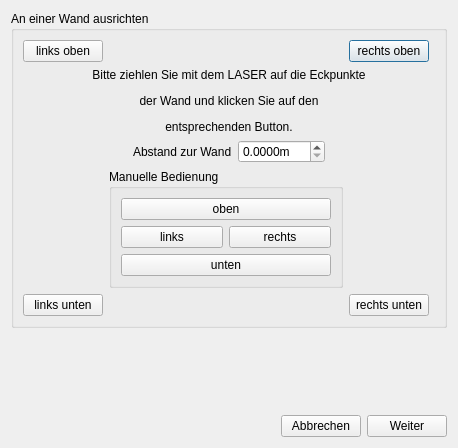
KonradMerkel/Moskito, file WALL/settings.ui: the form before one commit.
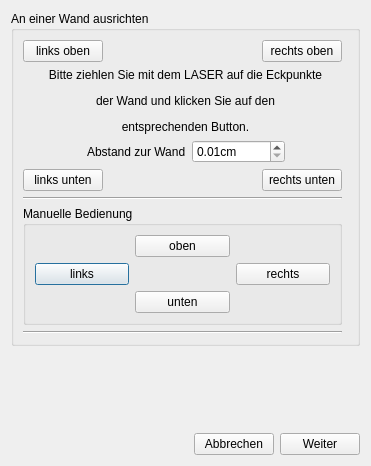
The form after the commit.

What changed in the file:
```diff
--- a/WALL/settings.ui
+++ b/WALL/settings.ui
@@ -6,8 +6,8 @@
    <rect>
     <x>0</x>
     <y>0</y>
-    <width>458</width>
-    <height>448</height>
+    <width>371</width>
+    <height>466</height>
    </rect>
   </property>
   <property name="windowTitle">
@@ -27,6 +27,108 @@
         </property>
        </widget>
       </item>
+      <item row="5" column="0" colspan="3">
+       <widget class="QGroupBox" name="groupBox_2">
+        <property name="title">
+         <string>Manuelle Bedienung</string>
+        </property>
+        <layout class="QGridLayout" name="gridLayout_2">
+         <item row="0" column="0">
+          <spacer name="horizontalSpacer_6">
+           <property name="orientation">
+            <enum>Qt::Horizontal</enum>
+           </property>
+           <property name="sizeHint" stdset="0">
+            <size>
+             <width>40</width>
+             <height>20</height>
+            </size>
+           </property>
+          </spacer>
+         </item>
+         <item row="1" column="0">
+          <widget class="QPushButton" name="Btn_left">
+           <property name="text">
+            <string>links</string>
+           </property>
+          </widget>
+         </item>
+         <item row="0" column="1">
+          <widget class="QPushButton" name="Btn_up">
+           <property name="text">
+            <string>oben</string>
+           </property>
+          </widget>
+         </item>
+         <item row="0" column="2">
+          <spacer name="horizontalSpacer_7">
+           <property name="orientation">
+            <enum>Qt::Horizontal</enum>
+           </property>
+           <property name="sizeHint" stdset="0">
+            <size>
+             <width>40</width>
+             <height>20</height>
+            </size>
+           </property>
+          </spacer>
+         </item>
+         <item row="1" column="2">
+          <widget class="QPushButton" name="Btn_right">
+           <property name="text">
+            <string>rechts</string>
+           </property>
+          </widget>
+         </item>
+         <item row="2" column="1">
+          <widget class="QPushButton" name="Btn_down">
+           <property name="text">
+            <string>unten</string>
+           </property>
+          </widget>
+         </item>
+         <item row="2" column="0">
+          <spacer name="horizontalSpacer_8">
+           <property name="orientation">
+            <enum>Qt::Horizontal</enum>
+           </property>
+           <property name="sizeHint" stdset="0">
+            <size>
+             <width>40</width>
+             <height>20</height>
+            </size>
+           </property>
+          </spacer>
+         </item>
+         <item row="2" column="2">
+          <spacer name="horizontalSpacer_9">
+           <property name="orientation">
+            <enum>Qt::Horizontal</enum>
+           </property>
+           <property name="sizeHint" stdset="0">
+            <size>
+             <width>40</width>
+             <height>20</height>
+            </size>
+           </property>
+          </spacer>
+         </item>
+         <item row="1" column="1">
+          <spacer name="horizontalSpacer_10">
+           <property name="orientation">
+            <enum>Qt::Horizontal</enum>
+           </property>
+           <property name="sizeHint" stdset="0">
+            <size>
+             <width>40</width>
+             <height>20</height>
+            </size>
+           </property>
+          </spacer>
+         </item>
+        </layout>
+       </widget>
+      </item>
       <item row="0" column="2">
        <widget class="QPushButton" name="Btn_ro">
         <property name="text">
@@ -37,13 +139,10 @@
         </property>
        </widget>
       </item>
-      <item row="4" column="0">
-       <widget class="QPushButton" name="Btn_lu">
-        <property name="text">
-         <string>links unten</string>
-        </property>
-        <property name="checkable">
-         <bool>true</bool>
+      <item row="4" column="0" colspan="3">
+       <widget class="Line" name="line">
+        <property name="orientation">
+         <enum>Qt::Horizontal</enum>
         </property>
        </widget>
       </item>
@@ -57,28 +156,12 @@
         </property>
        </widget>
       </item>
-      <item row="4" column="2">
-       <widget class="QPushButton" name="Btn_ru">
-        <property name="text">
-         <string>rechts unten</string>
-        </property>
-        <property name="checkable">
-         <bool>true</bool>
-        </property>
-       </widget>
-      </item>
-      <item row="4" column="1">
-       <spacer name="horizontalSpacer_2">
+      <item row="6" column="0" colspan="3">
+       <widget class="Line" name="line_2">
         <property name="orientation">
          <enum>Qt::Horizontal</enum>
         </property>
-        <property name="sizeHint" stdset="0">
-         <size>
-          <width>248</width>
-          <height>20</height>
-         </size>
-        </property>
-       </spacer>
+       </widget>
       </item>
       <item row="2" column="0" colspan="4">
        <layout class="QHBoxLayout" name="horizontalLayout_3">
@@ -105,13 +188,16 @@
         <item>
          <widget class="QDoubleSpinBox" name="spinBx_abstand">
           <property name="suffix">
-           <string>m</string>
+           <string>cm</string>
           </property>
           <property name="decimals">
-           <number>4</number>
+           <number>2</number>
+          </property>
+          <property name="minimum">
+           <double>0.010000000000000</double>
           </property>
           <property name="maximum">
-           <double>100.000000000000000</double>
+           <double>99999.000000000000000</double>
           </property>
           <property name="singleStep">
            <double>0.100000000000000</double>
@@ -133,54 +219,37 @@
         </item>
        </layout>
       </item>
-      <item row="0" column="1">
-       <spacer name="horizontalSpacer">
-        <property name="orientation">
-         <enum>Qt::Horizontal</enum>
+      <item row="3" column="0">
+       <widget class="QPushButton" name="Btn_lu">
+        <property name="text">
+         <string>links unten</string>
         </property>
-        <property name="sizeHint" stdset="0">
-         <size>
-          <width>248</width>
-          <height>20</height>
-         </size>
+        <property name="checkable">
+         <bool>true</bool>
         </property>
-       </spacer>
+       </widget>
       </item>
       <item row="3" column="1">
-       <widget class="QGroupBox" name="groupBox_2">
-        <property name="title">
-         <string>Manuelle Bedienung</string>
+       <spacer name="horizontalSpacer_2">
+        <property name="orientation">
+         <enum>Qt::Horizontal</enum>
         </property>
-        <layout class="QGridLayout" name="gridLayout_2">
-         <item row="1" column="0">
-          <widget class="QPushButton" name="Btn_left">
-           <property name="text">
-            <string>links</string>
-           </property>
-          </widget>
-         </item>
-         <item row="0" column="0" colspan="2">
-          <widget class="QPushButton" name="Btn_up">
-           <property name="text">
-            <string>oben</string>
-           </property>
-          </widget>
-         </item>
-         <item row="1" column="1">
-          <widget class="QPushButton" name="Btn_right">
-           <property name="text">
-            <string>rechts</string>
-           </property>
-          </widget>
-         </item>
-         <item row="2" column="0" colspan="2">
-          <widget class="QPushButton" name="Btn_down">
-           <property name="text">
-            <string>unten</string>
-           </property>
-          </widget>
-         </item>
-        </layout>
+        <property name="sizeHint" stdset="0">
+         <size>
+          <width>248</width>
+          <height>20</height>
+         </size>
+        </property>
+       </spacer>
+      </item>
+      <item row="3" column="2">
+       <widget class="QPushButton" name="Btn_ru">
+        <property name="text">
+         <string>rechts unten</string>
+        </property>
+        <property name="checkable">
+         <bool>true</bool>
+        </property>
        </widget>
       </item>
      </layout>
```
Left out of the diff: 167 changed lines with no effect on the pictures.
